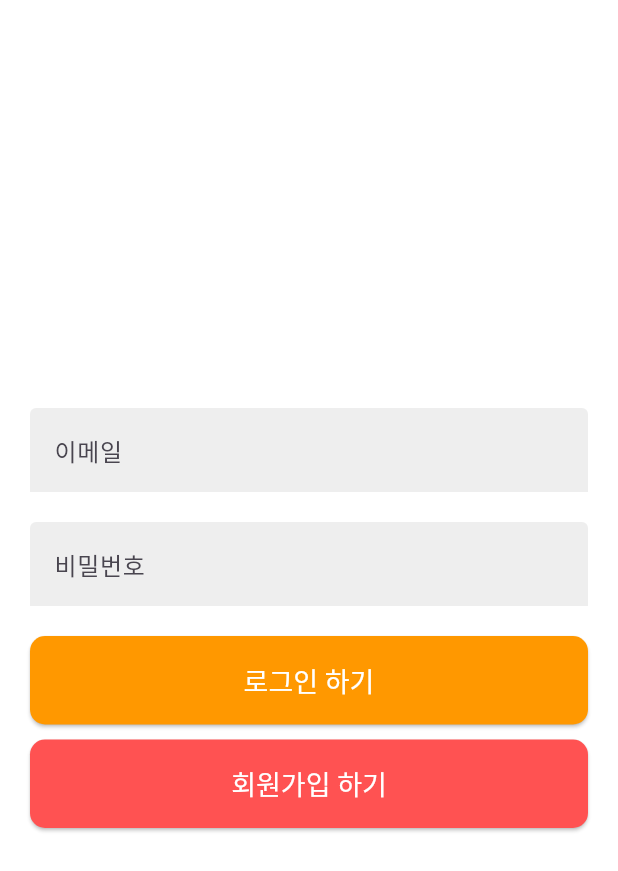
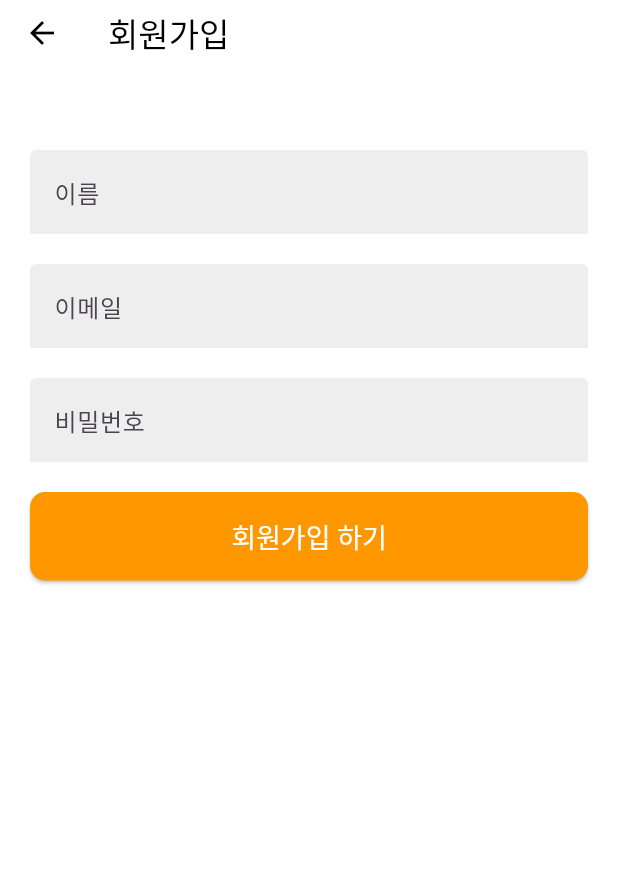
Before and after one commit to generalChang/flutter_basic_clean_architecture, a Flutter app: the screen it shows after launch, after a tap on "회원가입 하기", on a phone screen of 412 x 824 dp. Shown: the top 871 px of the screen. Run offline on Flutter 3.47's test engine with Material 3 defaults, Android fonts, the phone set to English and light mode, and no system bars; our stand-ins replace dio, flutter_riverpod, go_router, retrofit, riverpod_annotation; generated files the repository leaves out were written again.

Commit message:
:lipstick: 회원가입 화면 추가

```diff
--- a/lib/manager/router/app_router.dart
+++ b/lib/manager/router/app_router.dart
@@ -3,6 +3,7 @@ import 'package:flutter_best_practice/manager/router/app_router_intercepter.dart
 import 'package:flutter_best_practice/manager/router/redirect_notifier.dart';
 import 'package:flutter_best_practice/manager/router/routes.dart';
 import 'package:flutter_best_practice/ui/auth/sign_in/sign_in_view.dart';
+import 'package:flutter_best_practice/ui/auth/sign_up/sign_up_view.dart';
 import 'package:flutter_best_practice/ui/home/home_view.dart';
 import 'package:flutter_riverpod/flutter_riverpod.dart';
 import 'package:go_router/go_router.dart';
@@ -47,7 +48,11 @@ class AppRouter {
                 name: Routes.signIn.name,
                 builder: (context, state) {
                   return const SignInView();
-                })
+                }),
+            GoRoute(path: Routes.signUp.path, name: Routes.signUp.name,
+            builder: (context, state){
+              return const SignUpView();
+            })
           ]),
       GoRoute(
           path: Routes.home.path,
--- a/lib/ui/auth/sign_in/sign_in_view.dart
+++ b/lib/ui/auth/sign_in/sign_in_view.dart
@@ -1,6 +1,8 @@
 import 'package:flutter/material.dart';
+import 'package:flutter_best_practice/manager/router/routes.dart';
 import 'package:flutter_best_practice/ui/auth/sign_in/sign_in_view_model.dart';
 import 'package:flutter_riverpod/flutter_riverpod.dart';
+import 'package:go_router/go_router.dart';
 
 class SignInView extends ConsumerWidget {
   const SignInView({super.key});
@@ -102,7 +104,9 @@ class SignInView extends ConsumerWidget {
                         shape: RoundedRectangleBorder(
                             borderRadius: BorderRadius.circular(10)),
                         padding: const EdgeInsets.all(16)),
-                    onPressed: () {},
+                    onPressed: () {
+                      context.pushNamed(Routes.signUp.name);
+                    },
                     child: const Text('회원가입 하기')),
               ),
               SizedBox(height: MediaQuery.of(context).viewInsets.bottom)
--- a/lib/ui/auth/sign_up/sign_up_view.dart
+++ b/lib/ui/auth/sign_up/sign_up_view.dart
@@ -1,4 +1,5 @@
 import 'package:flutter/material.dart';
+import 'package:flutter_best_practice/ui/auth/sign_up/sign_up_view_model.dart';
 import 'package:flutter_riverpod/flutter_riverpod.dart';
 
 class SignUpView extends ConsumerWidget {
@@ -6,9 +7,104 @@ class SignUpView extends ConsumerWidget {
 
   @override
   Widget build(BuildContext context, WidgetRef ref) {
+
     return Scaffold(
       appBar: AppBar(
-        title: Text('sign up view'),
+        toolbarHeight: 44,
+        title: const Text('회원가입'),
+        bottom: PreferredSize(
+          preferredSize: const Size.fromHeight(56),
+          child: Container(),
+        ),
+      ),
+      body: Padding(
+        padding: const EdgeInsets.symmetric(horizontal: 20),
+        child: ListView(
+          children: <Widget>[
+            // name text field
+            TextField(
+              onChanged: (String val) {},
+              onTapOutside: (event) {
+                FocusManager.instance.primaryFocus?.unfocus();
+              },
+              decoration: InputDecoration(
+                label: const Text('이름'),
+                filled: true,
+                fillColor: Colors.grey.shade200,
+                enabledBorder: const UnderlineInputBorder(
+                  borderSide: BorderSide(color: Colors.transparent),
+                ),
+                focusedBorder: const UnderlineInputBorder(
+                  borderSide: BorderSide(color: Colors.transparent),
+                ),
+              ),
+            ),
+            const SizedBox(
+              height: 20,
+            ),
+
+            // email text field
+            TextField(
+              onChanged: (String val) {},
+              onTapOutside: (event) {
+                FocusManager.instance.primaryFocus?.unfocus();
+              },
+              decoration: InputDecoration(
+                label: const Text('이메일'),
+                filled: true,
+                fillColor: Colors.grey.shade200,
+                enabledBorder: const UnderlineInputBorder(
+                  borderSide: BorderSide(color: Colors.transparent),
+                ),
+                focusedBorder: const UnderlineInputBorder(
+                  borderSide: BorderSide(color: Colors.transparent),
+                ),
+              ),
+            ),
+            const SizedBox(
+              height: 20,
+            ),
+
+            // password text field
+            TextField(
+              onChanged: (String val) {},
+              obscureText: true,
+              onTapOutside: (event) {
+                FocusManager.instance.primaryFocus?.unfocus();
+              },
+              decoration: InputDecoration(
+                label: const Text('비밀번호'),
+                filled: true,
+                fillColor: Colors.grey.shade200,
+                enabledBorder: const UnderlineInputBorder(
+                  borderSide: BorderSide(color: Colors.transparent),
+                ),
+                focusedBorder: const UnderlineInputBorder(
+                  borderSide: BorderSide(color: Colors.transparent),
+                ),
+              ),
+            ),
+            const SizedBox(
+              height: 20,
+            ),
+
+            // login button
+            SizedBox(
+              width: double.infinity,
+              child: ElevatedButton(
+                  style: ElevatedButton.styleFrom(
+                      foregroundColor: Colors.white,
+                      textStyle: const TextStyle(fontSize: 18),
+                      backgroundColor: Colors.orange.shade500,
+                      shape: RoundedRectangleBorder(
+                          borderRadius: BorderRadius.circular(10)),
+                      padding: const EdgeInsets.all(16)),
+                  onPressed: () {},
+                  child: const Text('회원가입 하기')),
+            ),
+            SizedBox(height: MediaQuery.of(context).viewInsets.bottom)
+          ],
+        ),
       ),
     );
   }
```
